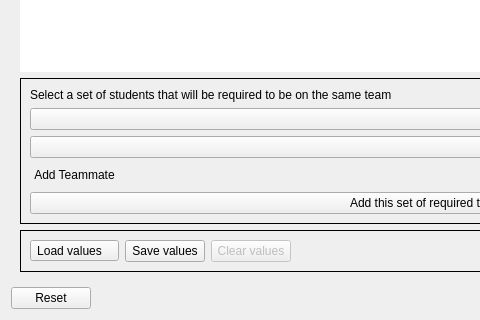
The window that dialogs/teammatesRulesDialog.ui (gruepr/gruepr) describes before a commit, drawn with Qt 5; both pictures show x 0 to 480 and y 404 to 724 of the 886 by 724 pixel window.
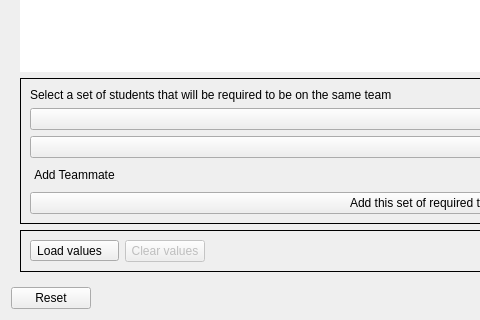
The same window after the commit. Icons and pictures are not drawn. Custom widgets are drawn as their Qt base class.

Commit message: Removed save buttons; added temp. debugging of scoring

Diff of the .ui file:
```diff
--- a/dialogs/teammatesRulesDialog.ui
+++ b/dialogs/teammatesRulesDialog.ui
@@ -202,13 +202,6 @@
             </property>
            </widget>
           </item>
-          <item alignment="Qt::AlignLeft">
-           <widget class="QPushButton" name="required_saveButton">
-            <property name="text">
-             <string>Save values</string>
-            </property>
-           </widget>
-          </item>
           <item alignment="Qt::AlignLeft">
            <widget class="QPushButton" name="required_clearButton">
             <property name="enabled">
```
Left out of the diff: 14 changed lines with no effect on the pictures. The commit also changes 6 other files.
